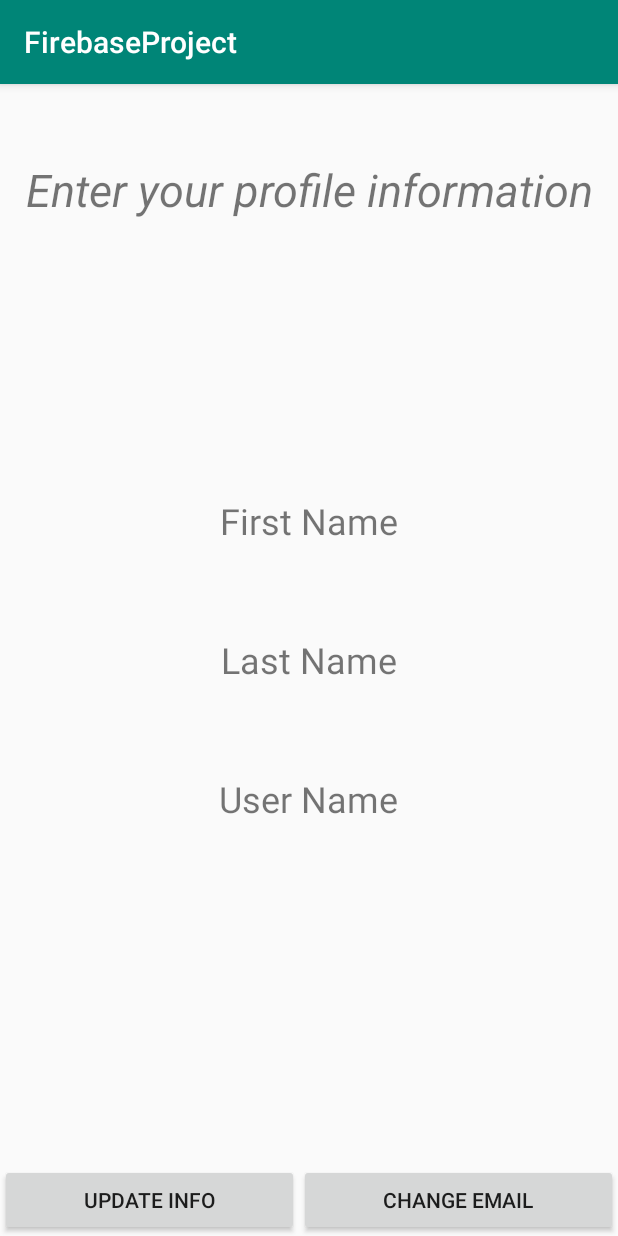
After one commit to paddypopeye/FirebaseProject, an Android app: the user_info screen opened directly, with no data from a screen before it, on a phone screen of 412 x 824 dp. The commit adds this screen. Run offline under Robolectric (Android 15) with nearby library versions, the phone set to English and light mode, and no system bars; our stand-ins replace Firebase (no records; nobody signed in at launch, a user with empty details on screens opened directly).

Commit message:
Extended data insertion funtionality for firebase DB

```diff
--- a/app/src/main/AndroidManifest.xml
+++ b/app/src/main/AndroidManifest.xml
@@ -11,6 +11,8 @@
             android:roundIcon="@mipmap/ic_launcher_round"
             android:supportsRtl="true"
             android:theme="@style/AppTheme">
+        <activity android:name=".user_info">
+        </activity>
         <activity android:name=".ProfileActivity">
         </activity>
         <activity android:name=".changeEmail">
--- a/app/src/main/java/com/example/firebaseproject/MainActivity.kt
+++ b/app/src/main/java/com/example/firebaseproject/MainActivity.kt
@@ -11,7 +11,6 @@ import android.widget.Toast
 import com.google.android.gms.tasks.OnCompleteListener
 import com.google.android.gms.tasks.Task
 import com.google.firebase.FirebaseApp
-import com.google.firebase.FirebaseApp.initializeApp
 import com.google.firebase.auth.AuthResult
 import com.google.firebase.auth.FirebaseAuth
 
@@ -31,13 +30,13 @@ class MainActivity : AppCompatActivity() {
         login_btn = findViewById(R.id.btn_login)
         user_email_editText = findViewById(R.id.user_email)
         user_password_editText = findViewById(R.id.user_password)
-        initializeApp(this);
+        FirebaseApp.initializeApp(this);
         firebaseAuth = FirebaseAuth.getInstance()
-
 
         signup_btn?.setOnClickListener {
                    RegisterNewUser()
         }
+
         login_btn?.setOnClickListener {
             LogInFunc()
         }
--- a/app/src/main/java/com/example/firebaseproject/ProfileActivity.kt
+++ b/app/src/main/java/com/example/firebaseproject/ProfileActivity.kt
@@ -6,6 +6,7 @@ import android.text.TextUtils
 import android.widget.*
 import com.google.android.gms.tasks.OnCompleteListener
 import com.google.android.gms.tasks.Task
+import com.google.firebase.FirebaseApp
 import com.google.firebase.auth.FirebaseAuth
 import com.google.firebase.database.DatabaseReference
 import com.google.firebase.database.FirebaseDatabase
@@ -29,6 +30,7 @@ class ProfileActivity : AppCompatActivity() {
         last_name = findViewById(R.id.last_name)
         user_name = findViewById(R.id.user_name)
         submit = findViewById(R.id.submit_profile)
+        FirebaseApp.initializeApp(this)
         firebaseAuth = FirebaseAuth.getInstance()
         firebaseDatabase = FirebaseDatabase.getInstance().reference.child("Users").child(firebaseAuth?.currentUser!!.uid)
 
@@ -51,10 +53,7 @@ class ProfileActivity : AppCompatActivity() {
 
             Toast.makeText(applicationContext, "The last name cannot be empty", Toast.LENGTH_LONG).show()
             }
-            else if(TextUtils.isEmpty(userName)){
 
-            Toast.makeText(applicationContext, "The user name cannot be empty", Toast.LENGTH_LONG).show()
-            }
             else{
 
                 val userinfo = HashMap<String,Any>()
--- a/app/src/main/java/com/example/firebaseproject/TestActivity.kt
+++ b/app/src/main/java/com/example/firebaseproject/TestActivity.kt
@@ -19,4 +19,7 @@ class TestActivity : AppCompatActivity() {
     public fun submit_profile(view: View){
         startActivity(Intent(this@TestActivity, ProfileActivity::class.java))
     }
+    public fun changeInfo(view: View){
+        startActivity(Intent(this@TestActivity, ProfileActivity::class.java))
+    }
 }
--- /dev/null
+++ b/app/src/main/java/com/example/firebaseproject/user_info.kt
@@ -0,0 +1,59 @@
+package com.example.firebaseproject
+
+import android.content.Intent
+import android.support.v7.app.AppCompatActivity
+import android.os.Bundle
+import android.view.View
+import android.widget.TextView
+import com.google.firebase.auth.FirebaseAuth
+import com.google.firebase.database.*
+import kotlinx.android.synthetic.main.activity_change_email.*
+
+class user_info : AppCompatActivity() {
+
+    var firstName : TextView? = null
+    var lastName : TextView? = null
+    var userName : TextView? = null
+    var firebaseAuth : FirebaseAuth? = null
+    var firebaseDatabase : DatabaseReference? = null
+
+
+    override fun onCreate(savedInstanceState: Bundle?) {
+        super.onCreate(savedInstanceState)
+        setContentView(R.layout.activity_user_info)
+
+
+        firstName = findViewById(R.id.firstName)
+        lastName = findViewById(R.id.lastName)
+        userName = findViewById(R.id.userName)
+        firebaseAuth = FirebaseAuth.getInstance()
+        firebaseDatabase = FirebaseDatabase.getInstance().reference.child("Users").child(firebaseAuth?.currentUser!!.uid)
+
+
+        firebaseDatabase?.addValueEventListener(object: ValueEventListener{
+            override fun onCancelled(p0: DatabaseError) {
+
+            }
+
+            override fun onDataChange(task: DataSnapshot) {
+
+                if(task.exists()){
+                val firstname = task.child("firstName").value as String
+                val lastname = task.child("lastName").value as String
+                val username = task.child("userName").value as String
+                    firstName?.text = firstname
+                    lastName?.text = lastname
+                    userName?.text = username
+                }
+            }
+        })
+    }
+
+    public fun update(view: View){
+            startActivity(Intent(this@user_info, ProfileActivity::class.java))
+    }
+
+    public fun changeEmail(view:View){
+        startActivity(Intent(this@user_info, changeEmail::class.java))
+    }
+}
--- /dev/null
+++ b/app/src/main/res/layout/activity_user_info.xml
@@ -0,0 +1,63 @@
+<?xml version="1.0" encoding="utf-8"?>
+<RelativeLayout
+        xmlns:android="http://schemas.android.com/apk/res/android"
+        xmlns:tools="http://schemas.android.com/tools"
+        xmlns:app="http://schemas.android.com/apk/res-auto"
+        android:layout_width="match_parent"
+        android:layout_height="match_parent"
+        tools:context=".user_info">
+
+
+    <TextView
+            android:layout_width="match_parent"
+            android:layout_height="wrap_content"
+            android:text="Enter your profile information" android:textSize="30sp" android:textAlignment="center"
+            android:layout_marginTop="50dp" android:textStyle="italic" android:id="@+id/editPro_txt"/>
+        <LinearLayout
+                android:layout_width="match_parent"
+                android:layout_height="wrap_content"
+                android:layout_centerInParent="true"
+                android:orientation="vertical">
+
+            <TextView
+                    android:layout_width="wrap_content"
+                    android:layout_height="wrap_content"
+                    android:id="@+id/firstName"
+                    android:text="First Name"
+                    android:textSize="24sp" android:layout_gravity="center" android:layout_margin="30dp"/>
+            <TextView
+                    android:layout_width="wrap_content"
+                    android:layout_height="wrap_content"
+                    android:id="@+id/lastName"
+                    android:text="Last Name"
+                    android:textSize="24sp" android:layout_gravity="center" android:layout_margin="30dp"/>
+            <TextView
+                    android:layout_width="wrap_content"
+                    android:layout_height="wrap_content"
+                    android:text="User Name"
+                    android:textSize="24sp"
+                    android:id="@+id/userName" android:layout_gravity="center" android:layout_margin="30dp"/>
+        </LinearLayout>
+
+        <LinearLayout
+                android:weightSum="2"
+                android:layout_width="match_parent"
+                android:layout_height="wrap_content"
+                android:orientation="horizontal"
+                android:layout_alignParentBottom="true">
+
+            <Button
+                    android:text="Update Info"
+                    android:layout_weight="1"
+                    android:layout_width="wrap_content"
+                    android:layout_height="wrap_content"
+                    android:id="@+id/updateInfo"/>
+
+            <Button
+                    android:text="Change Email"
+                    android:layout_weight="1"
+                    android:layout_width="wrap_content"
+                    android:layout_height="wrap_content"
+                    android:id="@+id/change_email"/>
+        </LinearLayout>
+</RelativeLayout>
```
Also changed, not shown: app/src/main/res/layout/activity_test.xml (+12 -0 lines).
